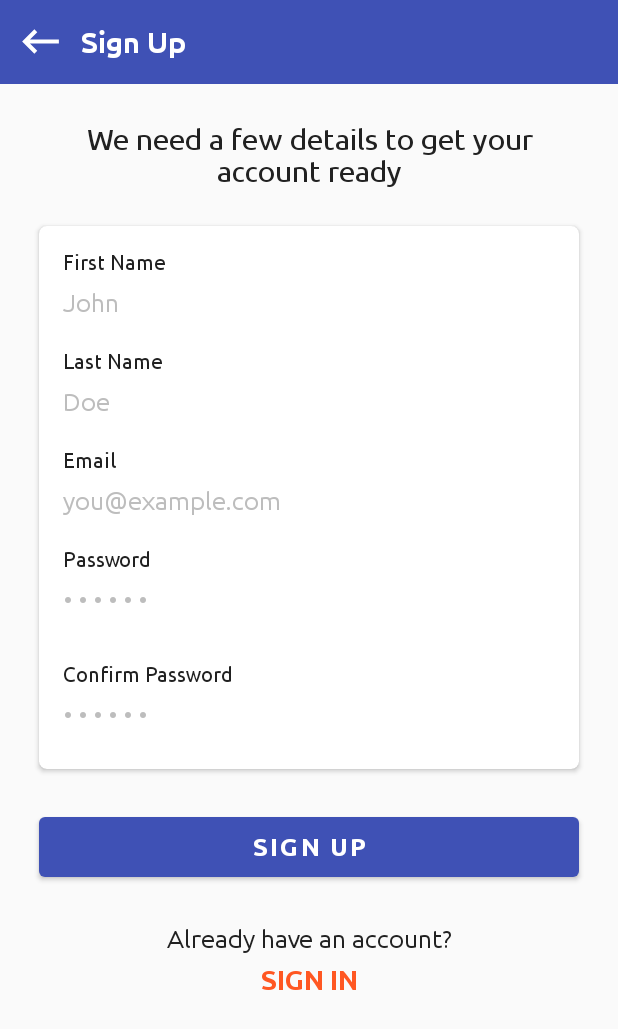
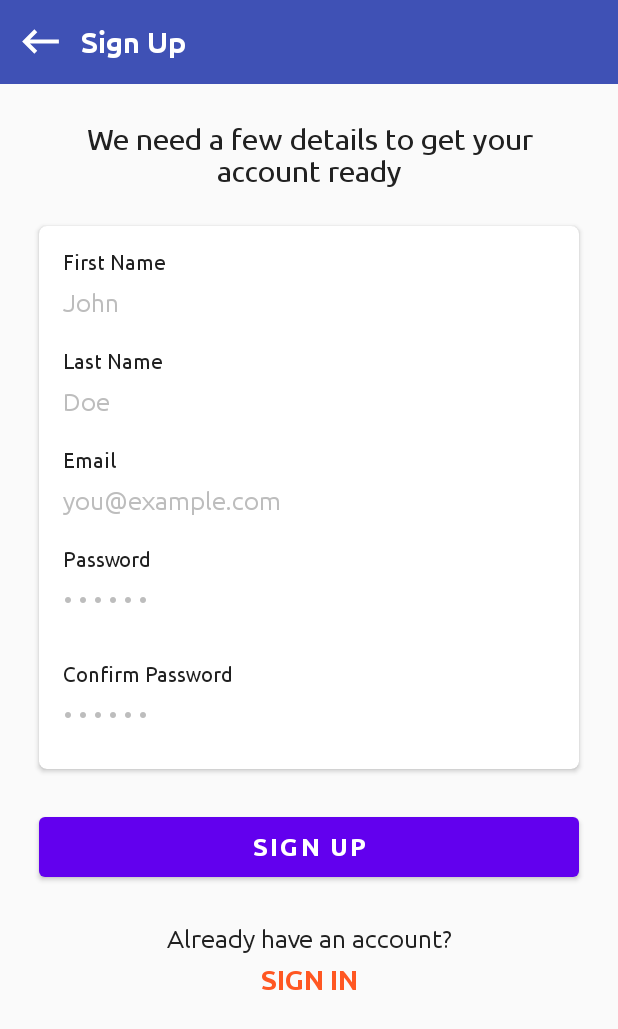
Before and after one commit to rickbsr/Practices-Android-ChiragKachhadiya-VideoMeeting, an Android app: the SignUpActivity screen opened directly, with no data from a screen before it, on a phone screen of 412 x 824 dp. Shown: the top 1029 px of the screen. Run offline under Robolectric (Android 15) with nearby library versions, the phone set to English and light mode, and no system bars; our stand-ins replace Firebase (no records; nobody signed in at launch, a user with empty details on screens opened directly), sdp/ssp sizes.

```diff
--- a/app/build.gradle
+++ b/app/build.gradle
@@ -10,7 +10,7 @@ android {
 
     defaultConfig {
         applicationId "com.rick.videomeeting"
-        minSdkVersion 27
+        minSdkVersion 21
         targetSdkVersion 30
         versionCode 1
         versionName "1.0"
--- a/app/src/main/AndroidManifest.xml
+++ b/app/src/main/AndroidManifest.xml
@@ -12,7 +12,7 @@
         android:label="@string/app_name"
         android:roundIcon="@mipmap/ic_launcher_round"
         android:supportsRtl="true"
-        android:theme="@style/Theme.VideoMeeting"
+        android:theme="@style/FullScreen"
         android:usesCleartextTraffic="true"
         tools:targetApi="m">
         <activity
--- a/app/src/main/res/layout/activity_sign_in.xml
+++ b/app/src/main/res/layout/activity_sign_in.xml
@@ -95,7 +95,6 @@
                     android:importantForAutofill="no"
                     android:includeFontPadding="false"
                     android:inputType="textEmailAddress"
-                    android:text="xyz.user@gmail.com"
                     android:textColor="@color/colorPrimaryText"
                     android:textColorHint="@color/colorHintText"
                     android:textSize="@dimen/_13ssp" />
@@ -108,7 +107,6 @@
                     android:layout_marginEnd="@dimen/_8sdp"
                     android:fontFamily="@font/ubuntu_regular"
                     android:includeFontPadding="false"
-                    android:text="@string/activity_sign_in_text_password"
                     android:textColor="@color/colorPrimaryText"
                     android:textSize="@dimen/_11ssp" />
 
--- a/app/src/main/res/values-night/themes.xml
+++ b/app/src/main/res/values-night/themes.xml
@@ -1,8 +1,8 @@
 <resources xmlns:tools="http://schemas.android.com/tools">
     <!-- Base application theme. -->
-    <style name="Theme.VideoMeeting" parent="Theme.MaterialComponents.Light.NoActionBar">
+    <style name="Theme.VideoMeeting" parent="Theme.MaterialComponents.DayNight.NoActionBar">
         <!-- Primary brand color. -->
-        <item name="colorPrimary">@color/colorPrimaryDark</item>
+        <item name="colorPrimary">@color/purple_200</item>
         <item name="colorPrimaryVariant">@color/purple_700</item>
         <item name="colorOnPrimary">@color/black</item>
         <!-- Secondary brand color. -->
--- a/app/src/main/res/values/themes.xml
+++ b/app/src/main/res/values/themes.xml
@@ -1,8 +1,8 @@
 <resources xmlns:tools="http://schemas.android.com/tools">
     <!-- Base application theme. -->
-    <style name="Theme.VideoMeeting" parent="Theme.MaterialComponents.Light.NoActionBar">
+    <style name="Theme.VideoMeeting" parent="Theme.MaterialComponents.DayNight.NoActionBar">
         <!-- Primary brand color. -->
-        <item name="colorPrimary">@color/colorPrimary</item>
+        <item name="colorPrimary">@color/purple_500</item>
         <item name="colorPrimaryVariant">@color/purple_700</item>
         <item name="colorOnPrimary">@color/white</item>
         <!-- Secondary brand color. -->
@@ -13,4 +13,12 @@
         <item name="android:statusBarColor" tools:targetApi="l">?attr/colorPrimaryVariant</item>
         <!-- Customize your theme here. -->
     </style>
+
+    <!-- Custom Style -->
+    <style name="FullScreen" parent="Theme.VideoMeeting">
+        <item name="android:windowNoTitle">true</item>
+        <item name="android:windowActionBar">false</item>
+        <item name="android:windowFullscreen">true</item>
+        <item name="android:windowContentOverlay">@null</item>
+    </style>
 </resources>
```
Also changed, not shown: app/src/main/java/com/rick/videomeeting/activities/MainActivity.java (+33 -0 lines).
